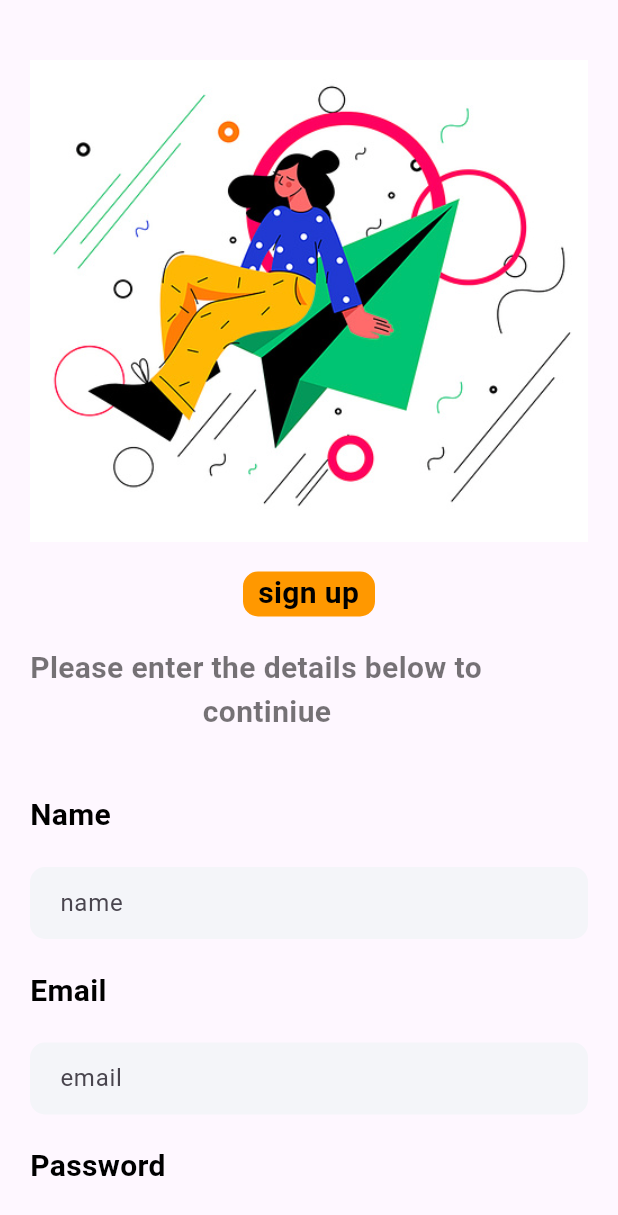
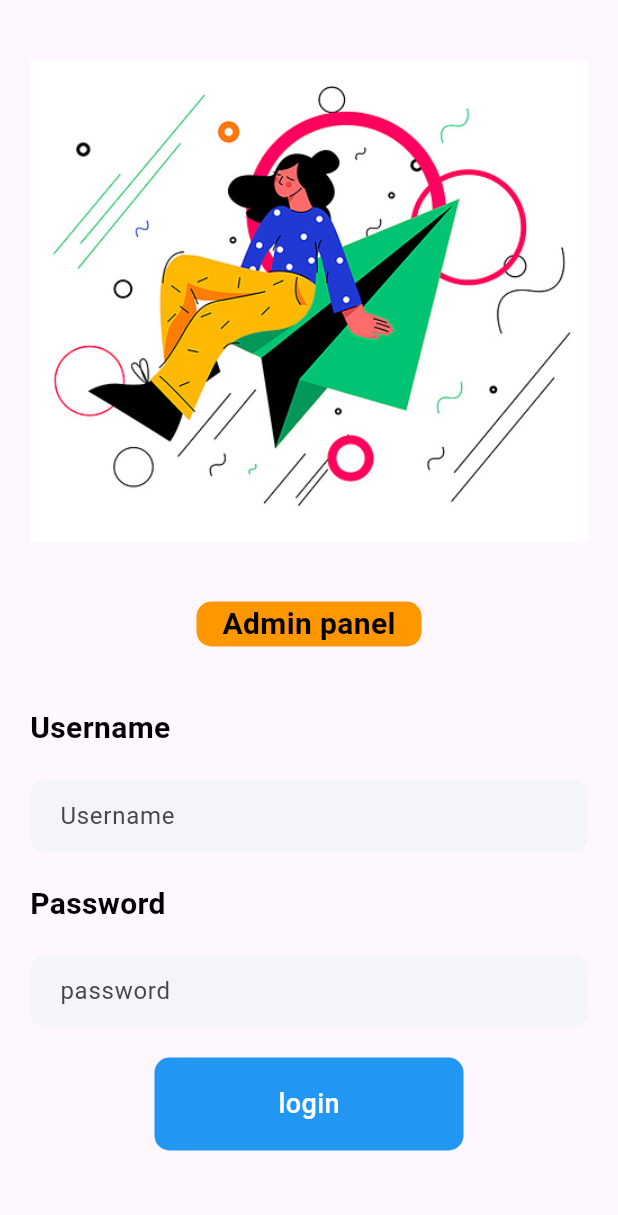
Before and after one commit to Adarshshrivastav991/food-app, a Flutter app: the screen it shows after launch, on a phone screen of 412 x 824 dp. Shown: the top 1215 px of the screen. Run offline on Flutter 3.47's test engine with Material 3 defaults, Android fonts, the phone set to English and light mode, and no system bars; our stand-ins replace cloud_firestore, curved_navigation_bar, firebase_auth, firebase_core, random_string, shared_preferences; accounts and stored records are empty.

Commit message:
admin portal

```diff
--- /dev/null
+++ b/app/lib/Admain/admin_login.dart
@@ -0,0 +1,135 @@
+import 'package:cloud_firestore/cloud_firestore.dart';
+import 'package:flutter/material.dart';
+
+import '../widget/support_widget.dart';
+import 'home_admin.dart';
+class AdminLogin extends StatefulWidget {
+  const AdminLogin({super.key});
+
+  @override
+  State<AdminLogin> createState() => _AdminLoginState();
+}
+
+class _AdminLoginState extends State<AdminLogin> {
+  TextEditingController usernamecontroller= new TextEditingController();
+  TextEditingController userpasswordcontroller= new TextEditingController();
+  @override
+  Widget build(BuildContext context) {
+    return Scaffold(
+      body: SingleChildScrollView(
+        child: Container(
+          margin: EdgeInsets.only(
+            top: 40.0,
+            left: 20.0,
+            right: 20.0,
+            bottom: 40.0,
+          ),
+          child:  Column(
+              crossAxisAlignment: CrossAxisAlignment.start,
+              children: [
+                Image.asset("images/login.png"),
+                SizedBox(height: 20.0),
+                Center(
+                  child: Container(
+                    height: 30,
+                    width: 150,
+
+                    margin: EdgeInsets.all(20),
+                    decoration: BoxDecoration(
+                      color: Colors.orange,
+                      borderRadius: BorderRadius.circular(10.0),
+                    ),
+
+                    child: Center(
+
+                        child: Text("Admin panel", style: AppWidget.semiTextFeildStyle())),
+                  ),
+                ),
+                SizedBox(height: 20.0),
+
+
+                Text("Username", style: AppWidget.semiTextFeildStyle()),
+                SizedBox(height: 20.0),
+                Container(
+                  padding: EdgeInsets.only(left: 20.0),
+                  decoration: BoxDecoration(
+                    borderRadius: BorderRadius.circular(10.0),
+                    color: Color(0xFFF4F5F9),
+                  ),
+                  child: TextFormField(
+
+                    controller: usernamecontroller,
+                    decoration: InputDecoration(border: InputBorder.none,hintText: "Username"),
+                  ),
+                ),
+
+                SizedBox(height: 20.0),
+                Text("Password", style: AppWidget.semiTextFeildStyle()),
+                SizedBox(height: 20.0),
+                Container(
+                  padding: EdgeInsets.only(left: 20.0),
+                  decoration: BoxDecoration(
+                    borderRadius: BorderRadius.circular(10.0),
+                    color: Color(0xFFF4F5F9),
+                  ),
+                  child: TextFormField(
+                    obscureText: true,
+
+                    controller: userpasswordcontroller,
+                    decoration: InputDecoration(border: InputBorder.none,hintText: "password"),
+                  ),
+                ),
+                SizedBox(height: 20.0),
+                GestureDetector(
+                  onTap: (){
+                  AdminLogin();
+                  },
+                  child: Center(
+                    child: Container(
+                      width: MediaQuery.of(context).size.width / 2,
+                      padding: EdgeInsets.all(18),
+                      decoration: BoxDecoration(
+                        color: Colors.blue,
+                        borderRadius: BorderRadius.circular(10.0),
+                      ),
+                      child: Center(
+                        child: Text(
+                          "login",
+                          style: TextStyle(
+                            color: Colors.white,
+                            fontSize: 18.0,
+                            fontWeight: FontWeight.w500,
+                          ),
+                        ),
+                      ),
+                    ),
+                  ),
+                ),
+                SizedBox(height: 20.0),
+              ],
+            ),
+          ),
+        ),
+      );
+
+  }
+  AdminLogin() {
+    FirebaseFirestore.instance.collection("Admin").get().then((snapshot){
+      snapshot.docs.forEach((result) {
+         if(result.data()["username"]!=usernamecontroller.text ){
+            ScaffoldMessenger.of(context).showSnackBar(SnackBar(
+               backgroundColor : Colors.red,
+               content: Text("Username is incorrect",style: TextStyle(fontSize: 20.0),)));
+         }
+         else if(result.data()["password"]!=userpasswordcontroller.text){
+            ScaffoldMessenger.of(context).showSnackBar(SnackBar(
+               backgroundColor : Colors.red,
+               content: Text("Password is incorrect",style: TextStyle(fontSize: 20.0),)));
+         }
+         else{
+           Navigator.push(context,MaterialPageRoute(builder: (context)=>HomeAdmin()));
+         }
+      });
+    });
+  }
+ }
--- a/app/lib/main.dart
+++ b/app/lib/main.dart
@@ -1,3 +1,4 @@
+import 'package:app/Admain/admin_login.dart';
 import 'package:firebase_core/firebase_core.dart';
 import 'package:flutter/material.dart';
 import 'package:app/pages/bottomnav.dart';
@@ -40,7 +41,7 @@ class MyApp extends StatelessWidget {
         // tested with just a hot reload.
         colorScheme: ColorScheme.fromSeed(seedColor: Colors.deepPurple),
       ),
-      home:Singup(),
+      home:AdminLogin(),
     );
   }
 }
--- a/app/lib/pages/singup.dart
+++ b/app/lib/pages/singup.dart
@@ -3,6 +3,7 @@ import 'package:flutter/material.dart';
 import 'package:random_string/random_string.dart';
 
 import '../services/database.dart';
+import '../services/shared_pref.dart';
 import '../widget/support_widget.dart';
 import 'bottomnav.dart';
 import 'login.dart';
@@ -29,6 +30,10 @@ class _SingupState extends State<Singup> {
            backgroundColor : Colors.green,
          content: Text("Register successfully",style: TextStyle(fontSize: 20.0),)));
        String Id = randomAlphaNumeric(10);
+       await SharedPrefernceHelper().saveUserEmail(mailcontroller.text);
+       await SharedPrefernceHelper().saveUserId(Id);
+       await SharedPrefernceHelper().saveUserName(namecontroller.text);
+       await SharedPrefernceHelper().saveUserImage("https://cdn.pixabay.com/photo/2015/10/05/22/37/blank-profile-picture-973460_1280.png");
        Map<String,dynamic> userInfoMap = {
          "name":namecontroller.text,
          "email":mailcontroller.text,
--- a/app/pubspec.yaml
+++ b/app/pubspec.yaml
@@ -39,6 +39,7 @@ dependencies:
   firebase_core: ^3.13.0
   firebase_auth: ^5.5.3
   random_string: ^2.3.1
+  shared_preferences: ^2.5.3
 
 dev_dependencies:
   flutter_test:
```
Also changed, not shown: app/lib/Admain/home_admin.dart (added, +14 -0 lines), app/lib/services/shared_pref.dart (added, +42 -0 lines), app/pubspec.lock.
